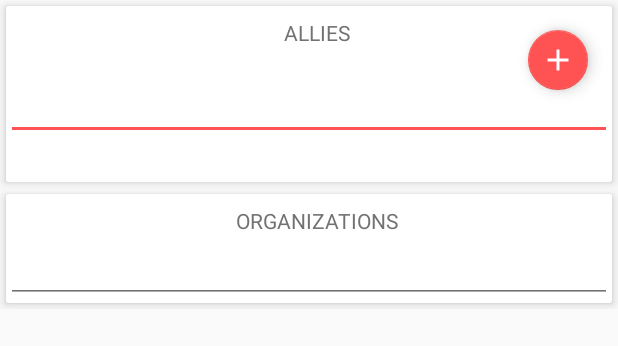
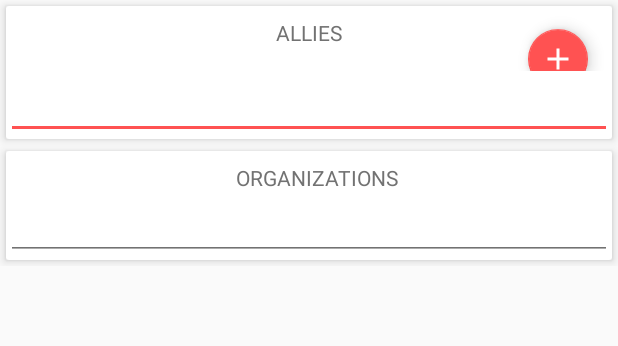
Before and after one commit to KnutKnutson/CharacterSheet2, an Android app: the layout fragment_allies.xml on its own in the app's theme, with its tools: preview values and no code run, on a phone screen of 412 x 824 dp. Shown: the top 346 px of the screen. Run offline under Robolectric (Android 15) with nearby library versions, the light colour scheme and no system bars.

Commit message:
sdjust ally fab

```diff
--- a/app/src/main/java/com/boredombabies/charactersheet/fragment/AlliesFragment.java
+++ b/app/src/main/java/com/boredombabies/charactersheet/fragment/AlliesFragment.java
@@ -199,7 +199,7 @@ public class AlliesFragment extends ListFragment {
         for (int itemPos = 0; itemPos < numberOfItems; itemPos++) {
             View item = listAdapter.getView(itemPos, null, listView);
             item.measure(0, 0);
-            totalItemsHeight += item.getMeasuredHeight() + 20; // little extra love.
+            totalItemsHeight += item.getMeasuredHeight() + 30; // little extra love.
         }
 
         // Get total height of all item dividers.
--- a/app/src/main/res/layout/fragment_allies.xml
+++ b/app/src/main/res/layout/fragment_allies.xml
@@ -20,35 +20,42 @@
             android:elevation="4dp"
             android:layout_margin="4dp">
 
-            <FrameLayout
+            <RelativeLayout
                 android:layout_width="match_parent"
                 android:layout_height="wrap_content">
 
                 <TextView
                     style="@style/BaseTextView"
+                    android:layout_width="match_parent"
+                    android:id="@+id/label_allies"
                     android:text="@string/label_allies"
-                    android:layout_marginTop="@dimen/content_margin"
-                    android:layout_gravity="top|center_horizontal"/>
+                    android:gravity="center_horizontal"
+                    android:layout_margin="@dimen/content_margin"/>
+
+                <ListView
+                    android:layout_width="match_parent"
+                    android:layout_height="wrap_content"
+                    android:layout_marginTop="0dp"
+                    android:layout_marginBottom="@dimen/content_margin"
+                    android:layout_marginLeft="@dimen/content_margin"
+                    android:layout_marginRight="@dimen/content_margin"
+                    android:layout_below="@+id/label_allies"
+                    android:id="@id/android:list" />
 
                 <android.support.design.widget.FloatingActionButton
                     android:id="@+id/allies_fab"
                     android:layout_width="wrap_content"
                     android:layout_height="wrap_content"
-                    android:layout_margin="@dimen/fab_margin"
+                    android:layout_marginTop="@dimen/fab_margin"
+                    android:layout_marginBottom="-20dp"
+                    android:layout_marginLeft="@dimen/fab_margin"
+                    android:layout_marginRight="@dimen/fab_margin"
                     app:fabSize="mini"
                     android:src="@drawable/ic_add_24dp"
-                    android:layout_gravity="top|end" />
+                    android:layout_above="@+id/android:list"
+                    android:layout_alignParentRight="true" />
 
-            </FrameLayout>
-
-            <ListView
-                android:layout_width="match_parent"
-                android:layout_height="wrap_content"
-                android:layout_marginTop="-36dp"
-                android:layout_marginBottom="@dimen/content_margin"
-                android:layout_marginLeft="@dimen/content_margin"
-                android:layout_marginRight="@dimen/content_margin"
-                android:id="@id/android:list"/>
+            </RelativeLayout>
 
                 <!--<TextView android:id="@id/android:empty"-->
                     <!--android:layout_width="match_parent"-->
```
